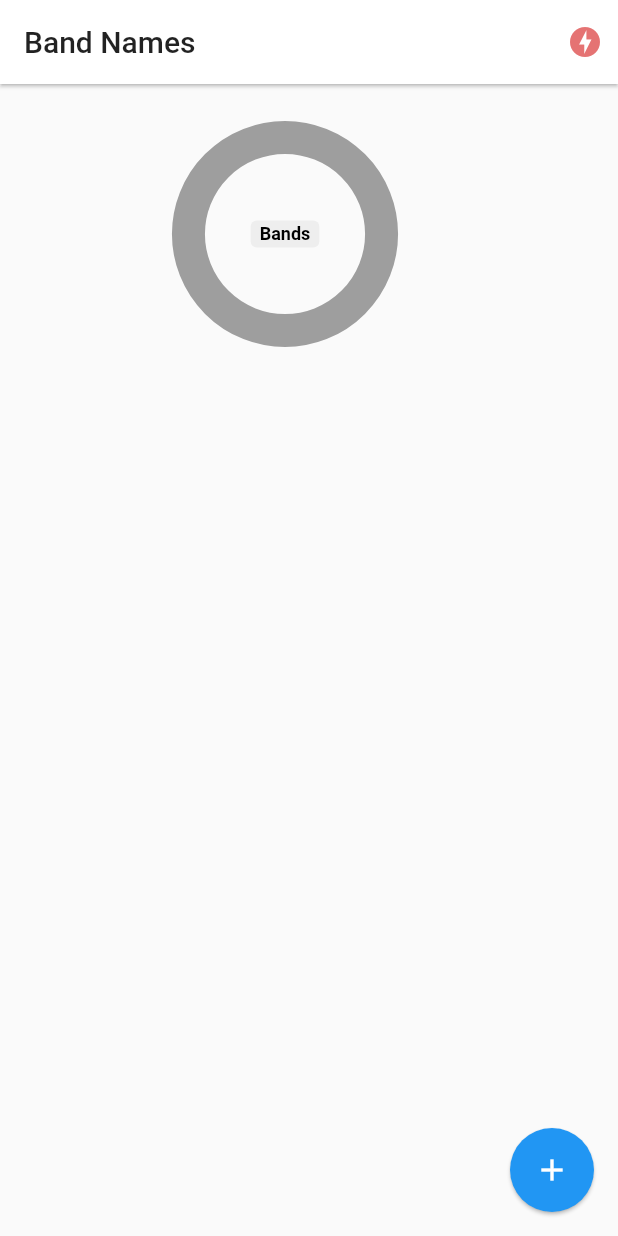
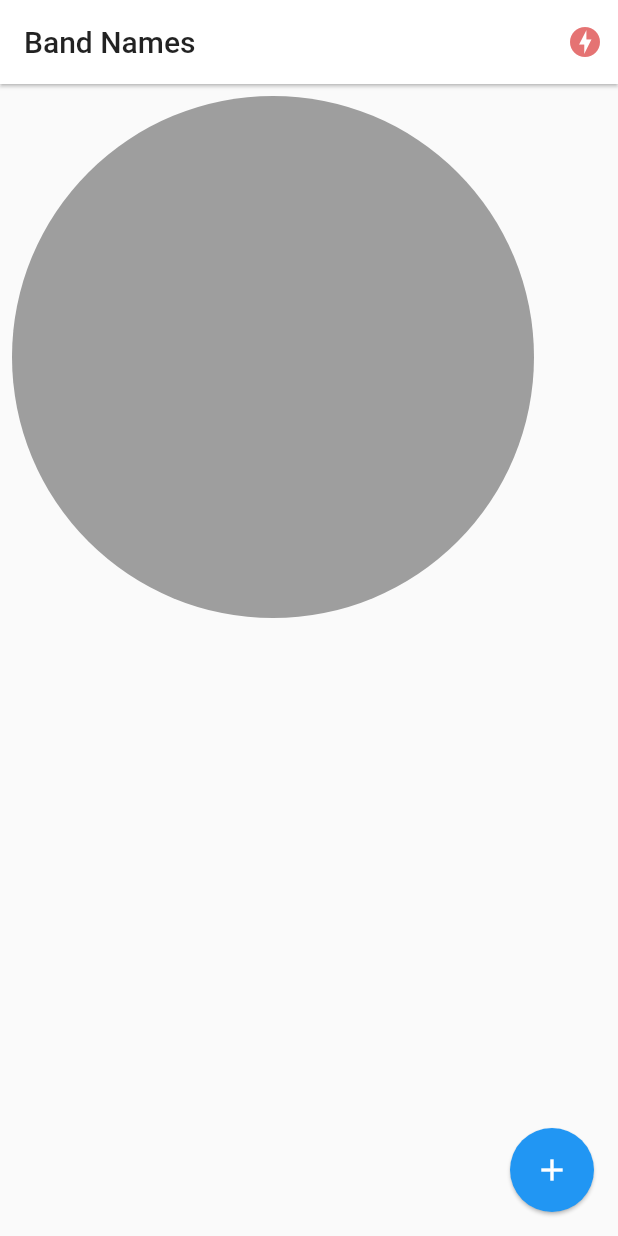
Before and after one commit to enriqueb94/flutter-bandname-sockets, a Flutter app: the screen it shows after launch, on a phone screen of 412 x 824 dp. Run offline on Flutter 3.47's test engine with Material 2 defaults, Android fonts, the phone set to English and light mode, and no system bars; drawn by our look-alikes of pie_chart; our stand-ins replace socket_io_client; network calls fail.

Commit message:
cambios en pie chart

```diff
--- a/lib/pages/home.dart
+++ b/lib/pages/home.dart
@@ -165,38 +165,6 @@ class _HomePageState extends State<HomePage> {
       Colors.yellow[200] as Color
     ];
 
-    return SizedBox(
-      width: double.infinity,
-      height: 200,
-      child: PieChart(
-        dataMap: dataMap,
-        animationDuration: const Duration(milliseconds: 800),
-        chartLegendSpacing: 32,
-        chartRadius: MediaQuery.of(context).size.width / 3.2,
-        colorList: colorList,
-        initialAngleInDegree: 0,
-        chartType: ChartType.ring,
-        ringStrokeWidth: 22,
-        centerText: "Bands",
-        legendOptions: const LegendOptions(
-          showLegendsInRow: false,
-          legendPosition: LegendPosition.right,
-          showLegends: true,
-          legendShape: BoxShape.circle,
-          legendTextStyle: TextStyle(
-            fontWeight: FontWeight.bold,
-          ),
-        ),
-        chartValuesOptions: const ChartValuesOptions(
-          showChartValueBackground: true,
-          showChartValues: true,
-          showChartValuesInPercentage: false,
-          showChartValuesOutside: false,
-          decimalPlaces: 1,
-        ),
-        // gradientList: ---To add gradient colors---
-        // emptyColorGradient: ---Empty Color gradient---
-      ),
-    );
+    return PieChart(dataMap: dataMap);
   }
 }
```
